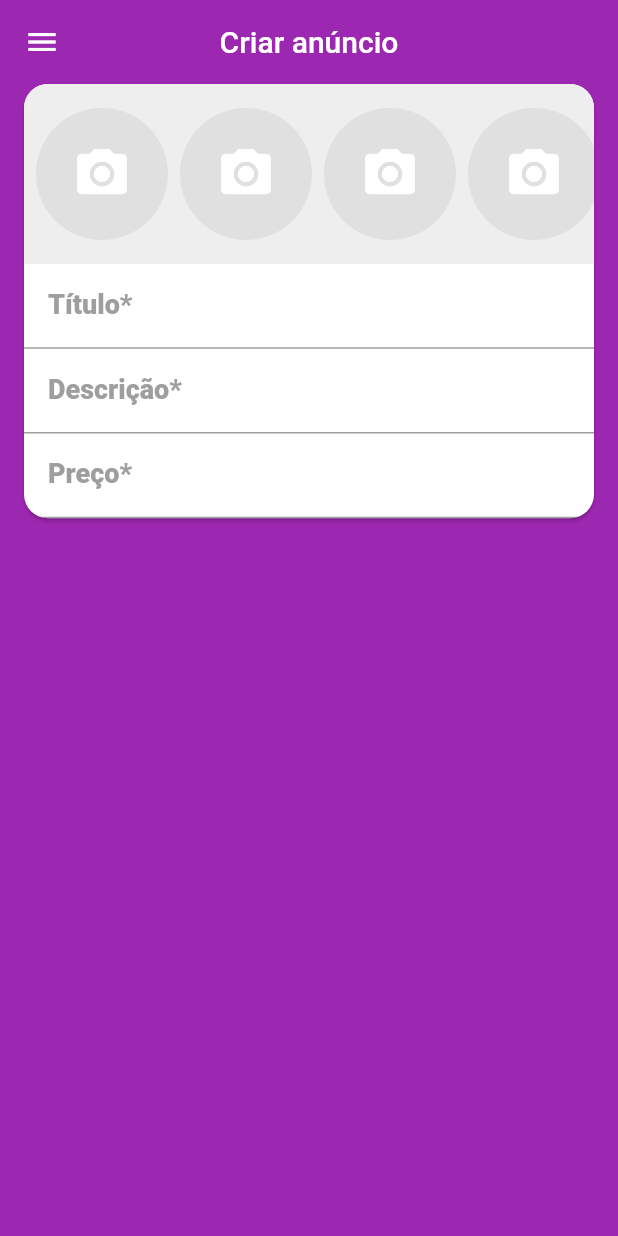
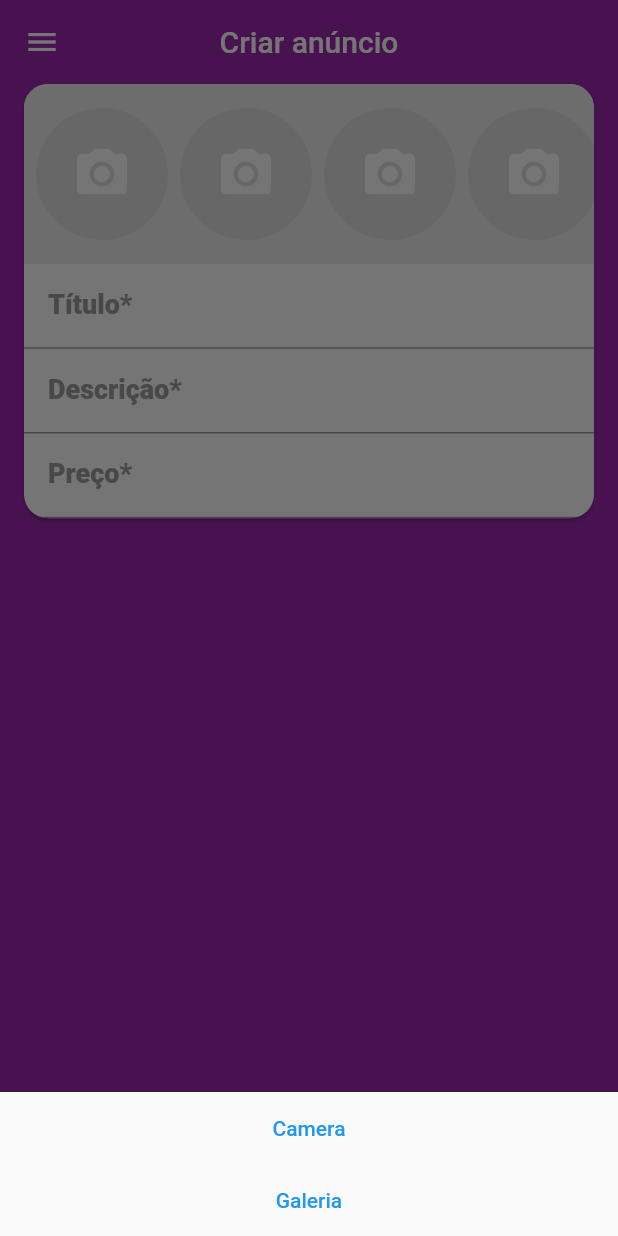
Before and after one commit to brenomacedo/flutter_ccheap, a Flutter app: the CreateScreen screen opened directly, after a tap on the "camera alt" icon, on a phone screen of 412 x 824 dp. Run offline on Flutter 3.47's test engine with Material 2 defaults, Android fonts, the phone set to English and light mode, and no system bars; our stand-ins replace brasil_fields, flutter_mobx, get_it, mobx, parse_server_sdk_flutter; accounts and stored records are empty; generated files the repository leaves out were written again.

Commit message:
creatingDialog

```diff
--- /dev/null
+++ b/lib/screens/create/components/image_source_dialog.dart
@@ -0,0 +1,40 @@
+import 'dart:io';
+
+import 'package:flutter/cupertino.dart';
+import 'package:flutter/material.dart';
+
+class ImageSourceDialog extends StatelessWidget {
+  @override
+  Widget build(BuildContext context) {
+    if(Platform.isAndroid)
+      return BottomSheet(onClosing: () {
+
+      }, builder: (_) => Column(
+        mainAxisSize: MainAxisSize.min,
+        crossAxisAlignment: CrossAxisAlignment.stretch,
+        children: [
+          TextButton(onPressed: () {}, child: Text('Camera')),
+          TextButton(onPressed: () {}, child: Text('Galeria'))
+        ],
+      ));
+    else
+      return CupertinoActionSheet(
+        actions: [
+          CupertinoActionSheetAction(onPressed: () {
+
+          }, child: Text('Camera')),
+          CupertinoActionSheetAction(onPressed: () {
+
+          }, child: Text('Galeria'))
+        ],
+        title: Text('Selecionar foto para o anúncio'),
+        message: Text('Escolha a origem da foto'),
+        cancelButton: CupertinoActionSheetAction(
+          child: Text('Cancelar', style: TextStyle(color: Colors.red)),
+          onPressed: () {
+            Navigator.of(context).pop();
+          },
+        ),
+      );
+  }
+}
--- a/lib/screens/create/components/images_field.dart
+++ b/lib/screens/create/components/images_field.dart
@@ -2,6 +2,7 @@ import 'dart:io';
 
 import 'package:flutter/cupertino.dart';
 import 'package:flutter/material.dart';
+import 'package:xlo_mobx/screens/create/components/image_source_dialog.dart';
 
 class ImagesField extends StatelessWidget {
   @override
@@ -16,9 +17,9 @@ class ImagesField extends StatelessWidget {
             child: GestureDetector(
               onTap: () {
                 if(Platform.isAndroid) {
-                  showModalBottomSheet(context: context, builder: null);
+                  showModalBottomSheet(context: context, builder: (_) => ImageSourceDialog());
                 } else {
-                  showCupertinoModalPopup(context: context, builder: null);
+                  showCupertinoModalPopup(context: context, builder: (_) => ImageSourceDialog());
                 }
               },
               child: CircleAvatar(
```
